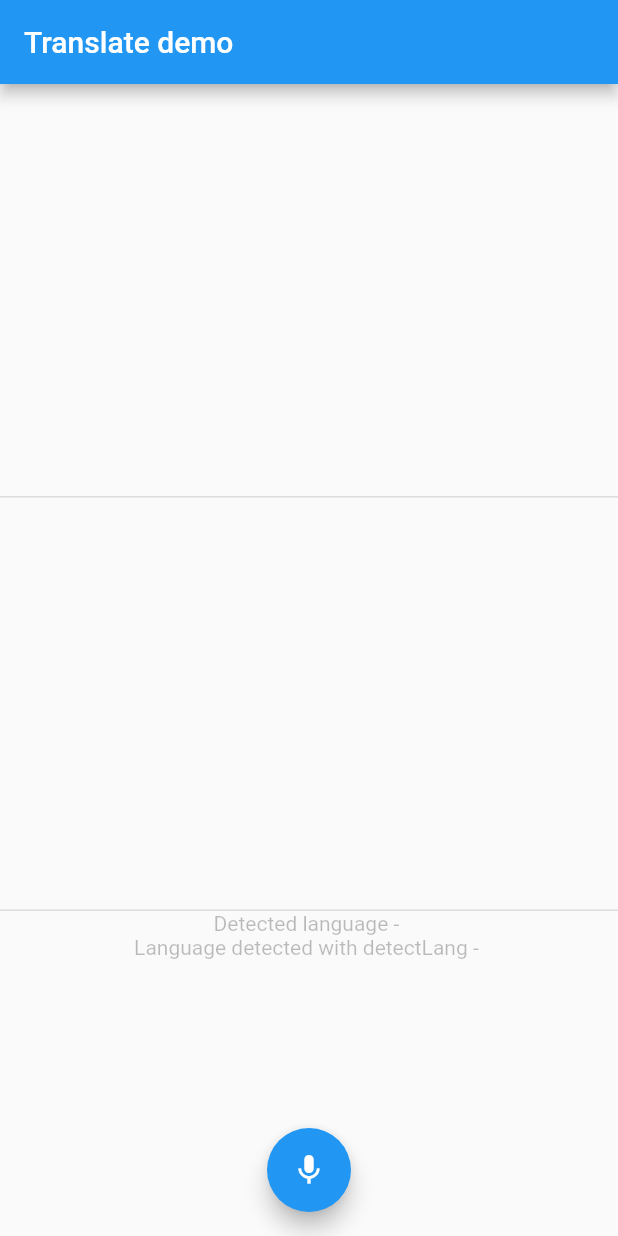
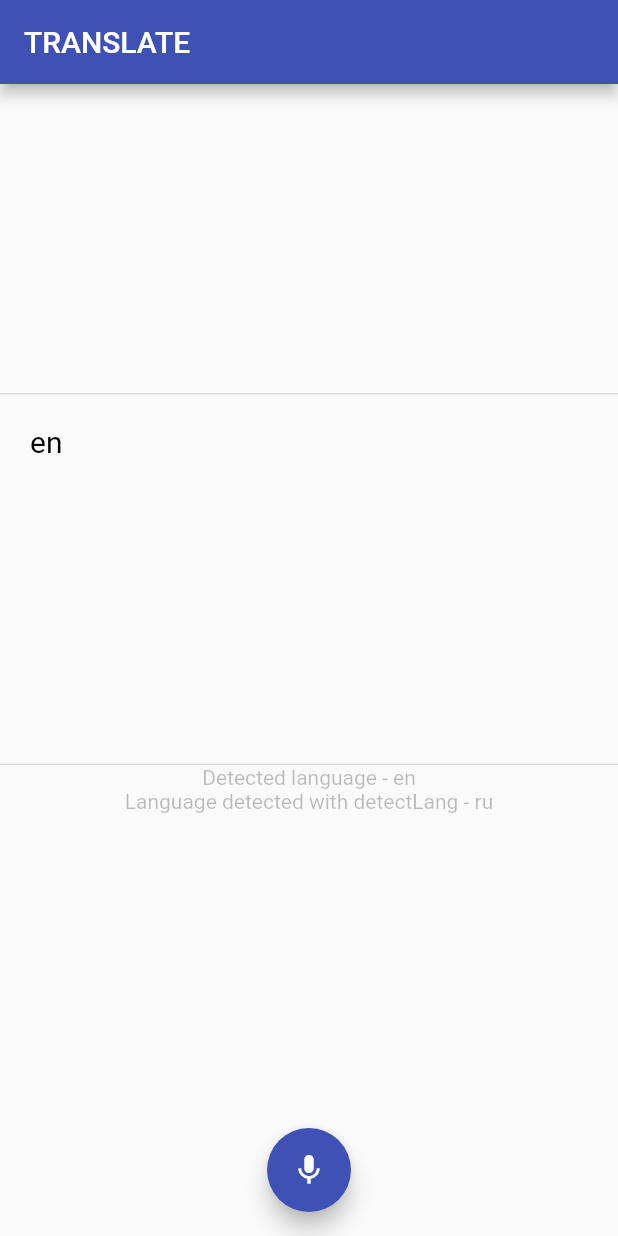
Before and after one commit to kangbba/translate, a Flutter app: the screen it shows after launch, on a phone screen of 412 x 824 dp. Run offline on Flutter 3.47's test engine with Material 2 defaults, Android fonts, the phone set to English and light mode, and no system bars; our stand-ins replace speech_to_text; missing offline and left inert: google_cloud_translation.

```diff
--- a/lib/main.dart
+++ b/lib/main.dart
@@ -15,7 +15,7 @@ class MyApp extends StatelessWidget {
     return MaterialApp(
       title: 'Flutter Demo',
       theme: ThemeData(
-        primarySwatch: Colors.blue,
+        primarySwatch: Colors.indigo,
       ),
       home: MainScreen(),
     );
--- a/lib/main_screen.dart
+++ b/lib/main_screen.dart
@@ -15,9 +15,9 @@ class _MainScreenState extends State<MainScreen> with SingleTickerProviderStateM
   late Translation _translation;
 
   TranslationModel _translated = TranslationModel(
-      translatedText: '', detectedSourceLanguage: '');
+      translatedText: 'en', detectedSourceLanguage: 'en');
   TranslationModel _detected = TranslationModel(
-      translatedText: '', detectedSourceLanguage: '');
+      translatedText: 'ru', detectedSourceLanguage: 'ru');
 
   //audio button
   late AnimationController _animationController;
@@ -106,7 +106,7 @@ class _MainScreenState extends State<MainScreen> with SingleTickerProviderStateM
         .size;
     return Scaffold(
       appBar: AppBar(
-        title: Text('Translate demo'),
+        title: Text('TRANSLATE'),
       ),
       body: Column(
         children: [
@@ -153,7 +153,7 @@ class _MainScreenState extends State<MainScreen> with SingleTickerProviderStateM
   {
     return SizedBox(
       width: screenSize.width,
-      height: screenSize.height/3,
+      height: screenSize.height/4,
       child: Column(
           children :
          [
@@ -164,12 +164,16 @@ class _MainScreenState extends State<MainScreen> with SingleTickerProviderStateM
     );
   }
   Widget _translateFrame_after() {
-    return SizedBox(
-      width: screenSize.width,
-      height: screenSize.height/3,
-      child: Text(_translated.translatedText,
-        style: TextStyle(color: Colors.blueAccent),
-        textAlign: TextAlign.start,),
+    return Padding(
+      padding: EdgeInsets.all(20),
+      child: SizedBox(
+        width: screenSize.width,
+        height: screenSize.height/4,
+        child: Text(_translated.translatedText,
+          style: TextStyle(color: Colors.black, fontSize: 20),
+          textAlign: TextAlign.start,
+        ),
+      ),
     );
   }
   _textTranslate(String str) async
@@ -205,7 +209,7 @@ class _MainScreenState extends State<MainScreen> with SingleTickerProviderStateM
   Widget _recognizedText() {
     return Padding(
       padding: const EdgeInsets.all(20.0),
-      child: Align(alignment : Alignment.centerLeft, child : Text('$_lastWords')),
+      child: Align(alignment : Alignment.centerLeft, child : Text('$_lastWords', style: TextStyle(fontSize: 20),)),
     );
   }
   Widget _speechDescText() {
```
